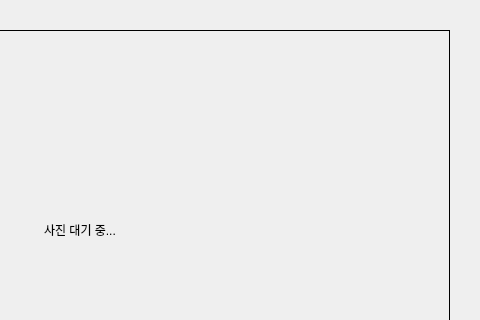
Qt form Qt/Client.ui (kalix9999/speed_wagon) before a commit; both pictures show x 320 to 800 and y 0 to 320 of the 800 by 600 pixel window.
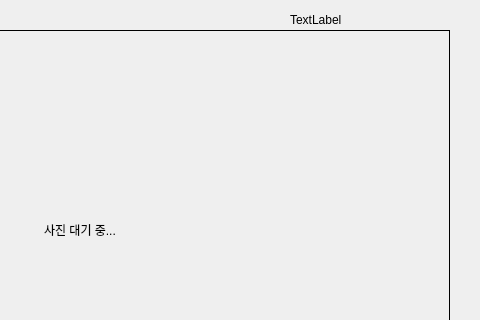
The same form after that commit.

Patch:
```diff
--- a/Qt/Client.ui
+++ b/Qt/Client.ui
@@ -43,6 +43,19 @@
      </rect>
     </property>
    </widget>
+   <widget class="QLabel" name="connect_state">
+    <property name="geometry">
+     <rect>
+      <x>610</x>
+      <y>10</y>
+      <width>181</width>
+      <height>20</height>
+     </rect>
+    </property>
+    <property name="text">
+     <string>TextLabel</string>
+    </property>
+   </widget>
   </widget>
  </widget>
  <resources/>
```
Left out of the diff: 4 changed lines with no effect on the pictures.
